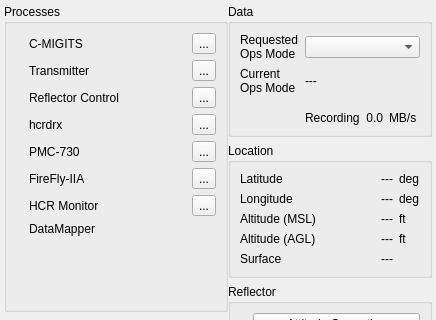
First picture: the form in src/hcrgui/HcrGuiMainWindow.ui, repository NCAR/HCR_instrument, before the edit; both pictures show x 0 to 436 and y 0 to 320 of the 436 by 677 pixel window.
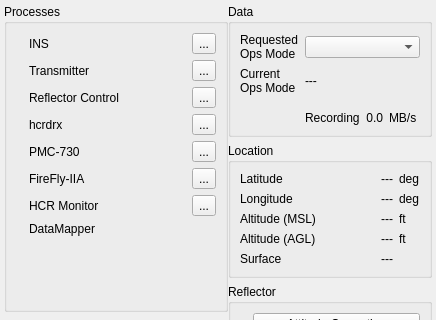
Second picture: the form after the edit. Icons and pictures are not drawn.

Commit message: Switch INS from C-MIGITS to SpatialFog in GUI

Patch:
```diff
--- a/src/hcrgui/HcrGuiMainWindow.ui
+++ b/src/hcrgui/HcrGuiMainWindow.ui
@@ -197,7 +197,7 @@
                 </sizepolicy>
                </property>
                <property name="text">
-                <string>C-MIGITS</string>
+                <string>INS</string>
                </property>
               </widget>
              </item>
```
The commit also changes 6 other files.
